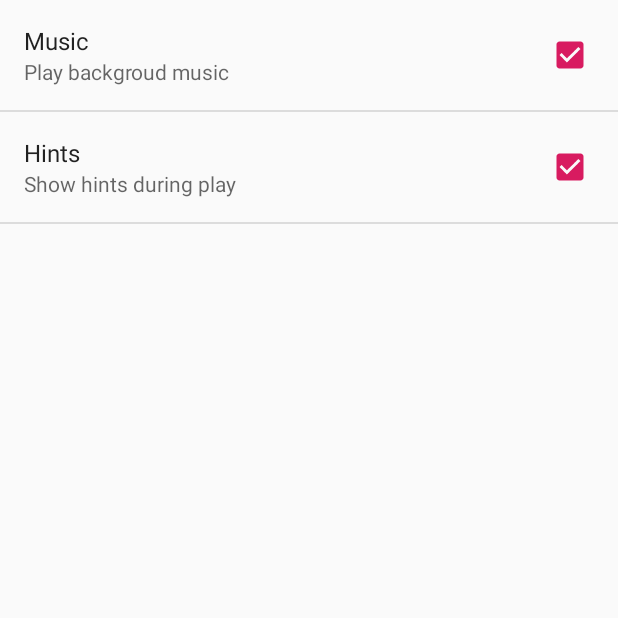
After one commit to azjf/Sudoku, an Android app: the SettingsActivity screen opened directly, with no data from a screen before it, on a phone screen of 412 x 824 dp, the top half of it. The commit adds this screen. Run offline under Robolectric (Android 15) with nearby library versions, the phone set to English and light mode, and no system bars.

Commit message:
Add a menu and settings

```diff
--- /dev/null
+++ b/app/src/main/java/com/example/sudoku/SettingsActivity.java
@@ -0,0 +1,13 @@
+package com.example.sudoku;
+
+import android.preference.PreferenceActivity;
+import android.os.Bundle;
+
+public class SettingsActivity extends PreferenceActivity {
+
+    @Override
+    protected void onCreate(Bundle savedInstanceState) {
+        super.onCreate(savedInstanceState);
+        addPreferencesFromResource(R.xml.settings);
+    }
+}
--- /dev/null
+++ b/app/src/main/res/menu/menu.xml
@@ -0,0 +1,6 @@
+<?xml version="1.0" encoding="utf-8"?>
+<menu xmlns:android="http://schemas.android.com/apk/res/android">
+    <item android:id="@+id/settings"
+        android:title="@string/settings_label"
+        android:alphabeticShortcut="@string/settings_shortcut"/>
+</menu>
--- a/app/src/main/res/values/strings.xml
+++ b/app/src/main/res/values/strings.xml
@@ -16,4 +16,12 @@
         (also called <i>blocks</i>) contains the digits
         1 to 9 exactly once.
     </string>
+
+    <string name="settings_label">Settings...</string>
+    <string name="settings_title">Sudoku settings</string>
+    <string name="settings_shortcut">s</string>
+    <string name="music_title">Music</string>
+    <string name="music_summary">Play backgroud music</string>
+    <string name="hints_title">Hints</string>
+    <string name="hints_summary">Show hints during play</string>
 </resources>
--- /dev/null
+++ b/app/src/main/res/xml/settings.xml
@@ -0,0 +1,13 @@
+<?xml version="1.0" encoding="utf-8"?>
+<PreferenceScreen xmlns:android="http://schemas.android.com/apk/res/android">
+    <CheckBoxPreference
+        android:key="music"
+        android:title="@string/music_title"
+        android:summary="@string/music_summary"
+        android:defaultValue="true"/>
+    <CheckBoxPreference
+        android:key="hints"
+        android:title="@string/hints_title"
+        android:summary="@string/hints_summary"
+        android:defaultValue="true"/>
+</PreferenceScreen>
```
Also changed, not shown: app/src/main/AndroidManifest.xml (+4 -3 lines), app/src/main/java/com/example/sudoku/MainActivity.java (+21 -0 lines).
